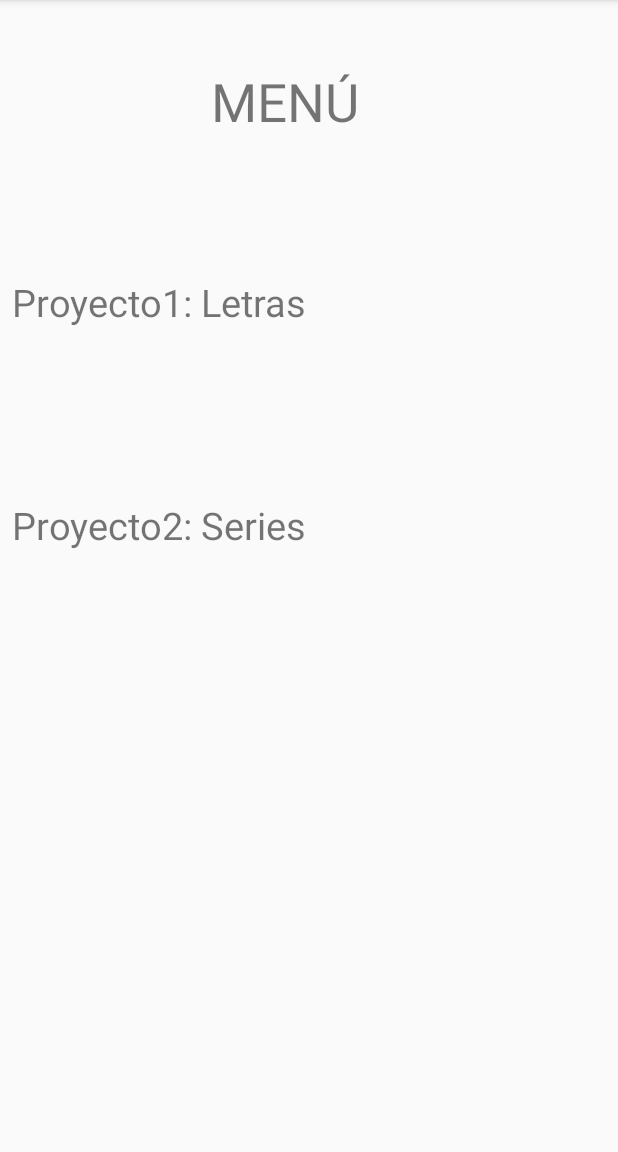
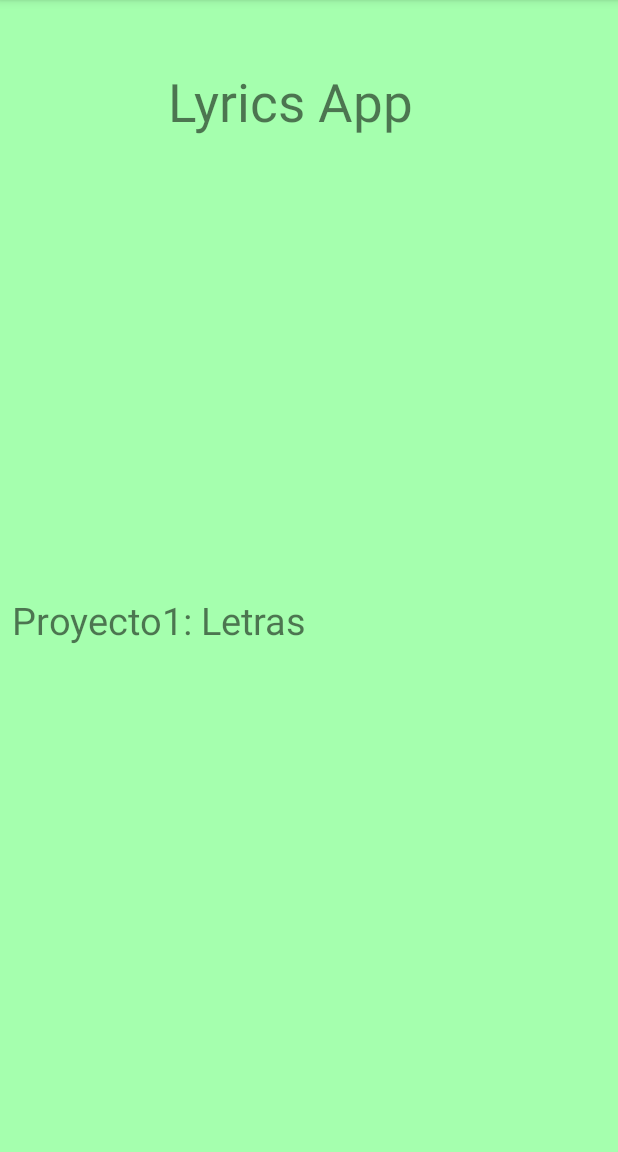
Before and after one commit to Darsicx/Proyecto_Yambler, an Android app: the screen it shows after launch (MainActivity), on a phone screen of 412 x 824 dp, the part 84-1236 px from its top. Run offline under Robolectric (Android 15) with nearby library versions, the phone set to English and light mode, and no system bars.

Commit message:
V3 Version Final

```diff
--- a/app/src/main/java/com/example/carlos/proyecto_yambler/MainActivity.java
+++ b/app/src/main/java/com/example/carlos/proyecto_yambler/MainActivity.java
@@ -7,6 +7,8 @@ import android.view.View;
 
 public class MainActivity extends AppCompatActivity {
 
+    // Actividad que se tenía planeada para usarse como menú entre los dos proyectos
+    // método onclick que dirige a la activity My_Lyrics
     public void abreLetras(View view){
 
         Intent intento =new Intent(this,My_Lyrics.class);
@@ -14,9 +16,6 @@ public class MainActivity extends AppCompatActivity {
 
     }
 
-    public void abreSeries(View view){
-
-    }
 
     @Override
     protected void onCreate(Bundle savedInstanceState) {
--- a/app/src/main/res/layout/activity_main.xml
+++ b/app/src/main/res/layout/activity_main.xml
@@ -4,6 +4,7 @@
     xmlns:tools="http://schemas.android.com/tools"
     android:layout_width="match_parent"
     android:layout_height="match_parent"
+    android:background="#FFA5FFAE"
     tools:context=".MainActivity">
 
     <TextView
@@ -14,7 +15,7 @@
         android:layout_marginTop="8dp"
         android:layout_marginEnd="8dp"
         android:layout_marginBottom="8dp"
-        android:text="MENÚ"
+        android:text="Lyrics App"
         android:textSize="35sp"
         app:layout_constraintBottom_toBottomOf="parent"
         app:layout_constraintEnd_toEndOf="parent"
@@ -39,24 +40,6 @@
         app:layout_constraintHorizontal_bias="0.0"
         app:layout_constraintStart_toStartOf="parent"
         app:layout_constraintTop_toBottomOf="@+id/textView"
-        app:layout_constraintVertical_bias="0.135" />
-
-    <TextView
-        android:id="@+id/series"
-        android:layout_width="0dp"
-        android:layout_height="wrap_content"
-        android:layout_marginStart="8dp"
-        android:layout_marginTop="8dp"
-        android:layout_marginEnd="8dp"
-        android:layout_marginBottom="8dp"
-        android:onClick="abreSeries"
-        android:text="Proyecto2: Series"
-        android:textSize="25sp"
-        app:layout_constraintBottom_toBottomOf="parent"
-        app:layout_constraintEnd_toEndOf="parent"
-        app:layout_constraintHorizontal_bias="0.0"
-        app:layout_constraintStart_toStartOf="parent"
-        app:layout_constraintTop_toBottomOf="@+id/textView"
-        app:layout_constraintVertical_bias="0.373" />
+        app:layout_constraintVertical_bias="0.474" />
 
 </android.support.constraint.ConstraintLayout>
--- a/app/src/main/res/layout/activity_mues_letra_base.xml
+++ b/app/src/main/res/layout/activity_mues_letra_base.xml
@@ -21,14 +21,12 @@
 
     </android.support.design.widget.AppBarLayout>
 
-    <include layout="@layout/content_mues_letra_base" />
-
     <android.support.design.widget.FloatingActionButton
         android:id="@+id/fab"
         android:layout_width="wrap_content"
         android:layout_height="wrap_content"
         android:layout_gravity="bottom|end"
         android:layout_margin="@dimen/fab_margin"
-        app:srcCompat="@android:drawable/ic_dialog_email" />
+        app:srcCompat="@android:drawable/ic_menu_delete" />
 
 </android.support.design.widget.CoordinatorLayout>
```
Also changed, not shown: app/src/main/java/com/example/carlos/proyecto_yambler/FavoritasAct.java (+25 -11 lines), app/src/main/java/com/example/carlos/proyecto_yambler/MuesLetraBase.java (+19 -2 lines), app/src/main/java/com/example/carlos/proyecto_yambler/Muestra_Letras.java (+29 -12 lines), app/src/main/java/com/example/carlos/proyecto_yambler/My_Lyrics.java (+38 -34 lines), app/src/main/res/layout/content_mues_letra_base.xml (+8 -6 lines).
